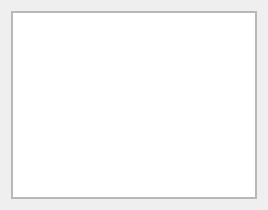
Michal-D4/fileo, file src/widgets/open_db.ui: the form before one commit.
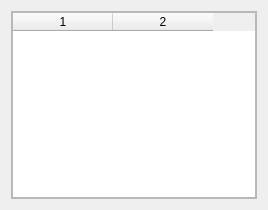
The form after the commit.

Patch:
```diff
--- a/src/widgets/open_db.ui
+++ b/src/widgets/open_db.ui
@@ -42,25 +42,45 @@
        <number>0</number>
       </property>
       <item>
-       <widget class="QListWidget" name="listDB">
+       <widget class="QTableWidget" name="listDB">
         <property name="horizontalScrollBarPolicy">
          <enum>Qt::ScrollBarAlwaysOff</enum>
         </property>
+        <property name="sizeAdjustPolicy">
+         <enum>QAbstractScrollArea::AdjustToContentsOnFirstShow</enum>
+        </property>
         <property name="editTriggers">
          <set>QAbstractItemView::NoEditTriggers</set>
         </property>
         <property name="defaultDropAction">
          <enum>Qt::IgnoreAction</enum>
         </property>
-        <property name="viewMode">
-         <enum>QListView::ListMode</enum>
+        <property name="selectionMode">
+         <enum>QAbstractItemView::SingleSelection</enum>
         </property>
-        <property name="itemAlignment">
-         <set>Qt::AlignLeading</set>
+        <property name="selectionBehavior">
+         <enum>QAbstractItemView::SelectRows</enum>
         </property>
-        <property name="sortingEnabled">
-         <bool>true</bool>
+        <property name="showGrid">
+         <bool>false</bool>
         </property>
+        <property name="gridStyle">
+         <enum>Qt::NoPen</enum>
+        </property>
+        <property name="wordWrap">
+         <bool>false</bool>
+        </property>
+        <property name="cornerButtonEnabled">
+         <bool>false</bool>
+        </property>
+        <property name="columnCount">
+         <number>2</number>
+        </property>
+        <attribute name="verticalHeaderVisible">
+         <bool>false</bool>
+        </attribute>
+        <column/>
+        <column/>
        </widget>
       </item>
      </layout>
```
Left out of the diff: 2 changed lines with no effect on the pictures.
